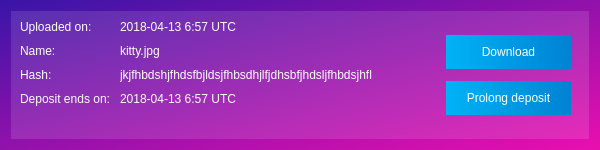
This is memority/gui/ui/file_list_item.ui in Memority/memority as Qt 5 draws it before an edit. The edited form follows.
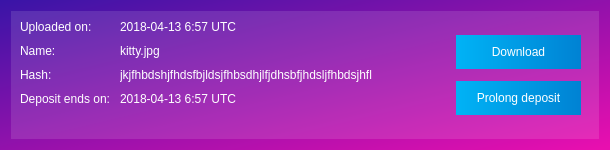
This is the edited form. Icons and pictures are not drawn.

```diff
--- a/memority/gui/ui/file_list_item.ui
+++ b/memority/gui/ui/file_list_item.ui
@@ -6,10 +6,16 @@
    <rect>
     <x>0</x>
     <y>0</y>
-    <width>600</width>
+    <width>610</width>
     <height>150</height>
    </rect>
   </property>
+  <property name="sizePolicy">
+   <sizepolicy hsizetype="Preferred" vsizetype="Fixed">
+    <horstretch>0</horstretch>
+    <verstretch>0</verstretch>
+   </sizepolicy>
+  </property>
   <property name="minimumSize">
    <size>
     <width>600</width>
@@ -44,8 +50,8 @@
        <rect>
         <x>0</x>
         <y>0</y>
-        <width>578</width>
-        <height>128</height>
+        <width>598</width>
+        <height>138</height>
        </rect>
       </property>
       <property name="styleSheet">
```
Left out of the diff: 12 changed lines with no effect on the pictures.
